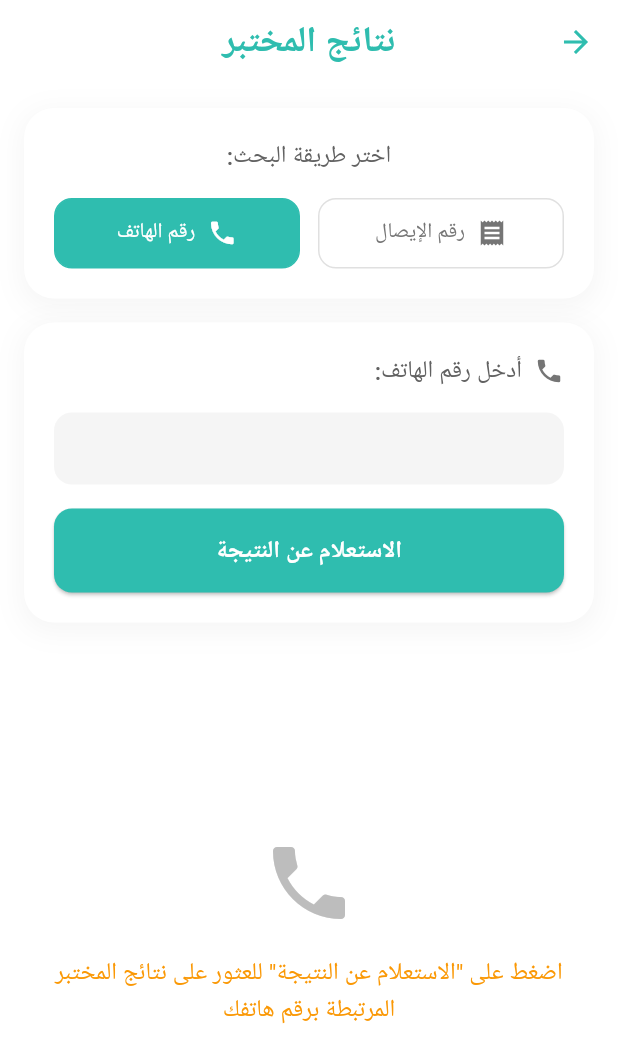
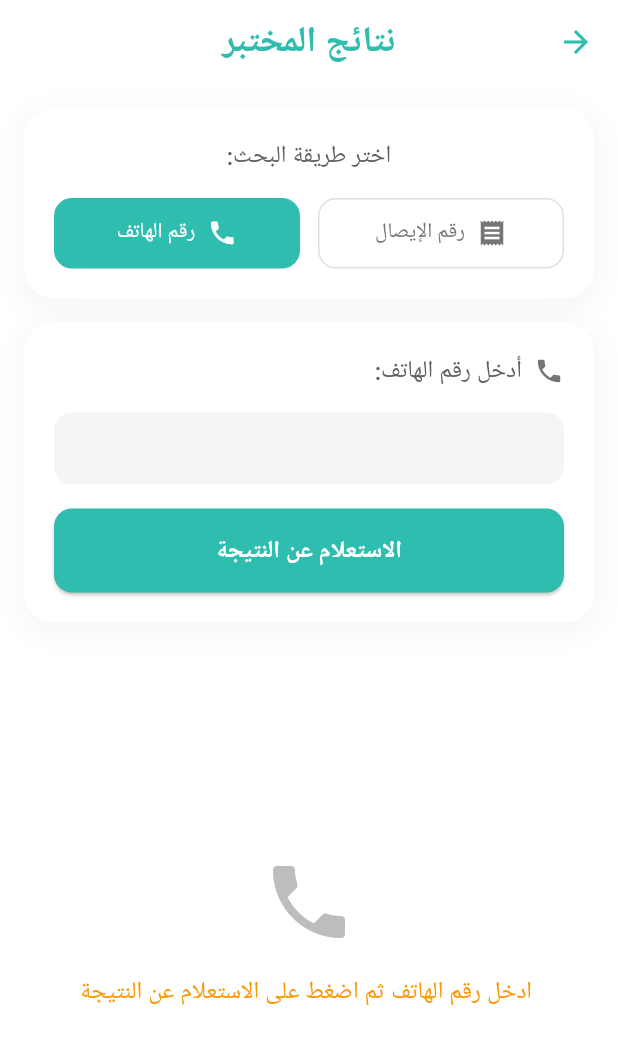
Before and after one commit to Ashjan122/hospital-admin_app, a Flutter app: the AdminLabResultsScreen screen opened directly with empty values, on a phone screen of 412 x 824 dp. Shown: the top 1063 px of the screen. Run offline on Flutter 3.47's test engine with Material 3 defaults, Android fonts, the phone set to English and light mode, and no system bars; our stand-ins replace cloud_firestore, cross_file, firebase_core, firebase_messaging, firebase_storage, font_awesome_flutter and 5 more; missing offline and left inert: syncfusion_flutter_pdf; accounts and stored records are empty; Roboto replaces fonts that are missing (Cairo).

Commit message:
update doctor_booking_screen

```diff
--- a/lib/screens/admin_lab_results_screen.dart
+++ b/lib/screens/admin_lab_results_screen.dart
@@ -1198,7 +1198,7 @@ class _AdminLabResultsScreenState extends State<AdminLabResultsScreen> {
                                   const SizedBox(height: 16),
                                   Text(
                                     _selectedSearchMethod == 0
-                                        ? 'اضغط على "الاستعلام عن النتيجة" للعثور على نتائج المختبر المرتبطة برقم هاتفك'
+                                        ? ' ادخل رقم الهاتف ثم اضغط على الاستعلام عن النتيجة'
                                         : 'أدخل رقم الإيصال ثم اضغط "البحث برقم الإيصال" لعرض النتائج',
                                     style: const TextStyle(
                                       fontSize: 16,
```
Also changed, not shown: lib/screens/doctor_bookings_screen.dart (+8 -5 lines).
